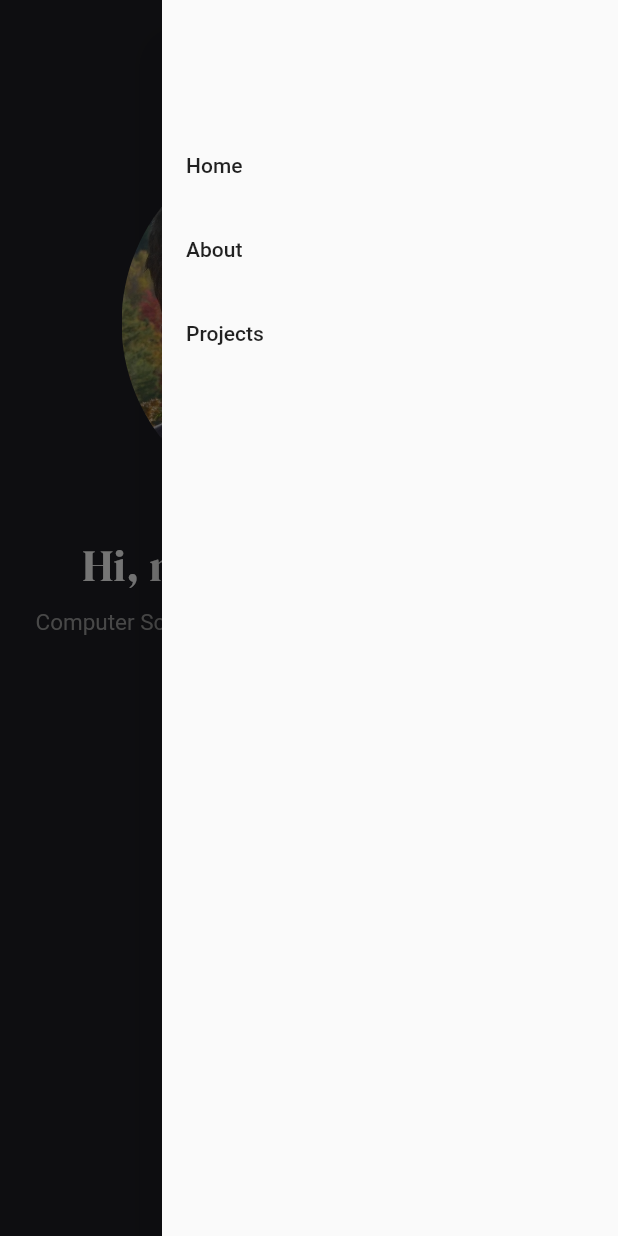
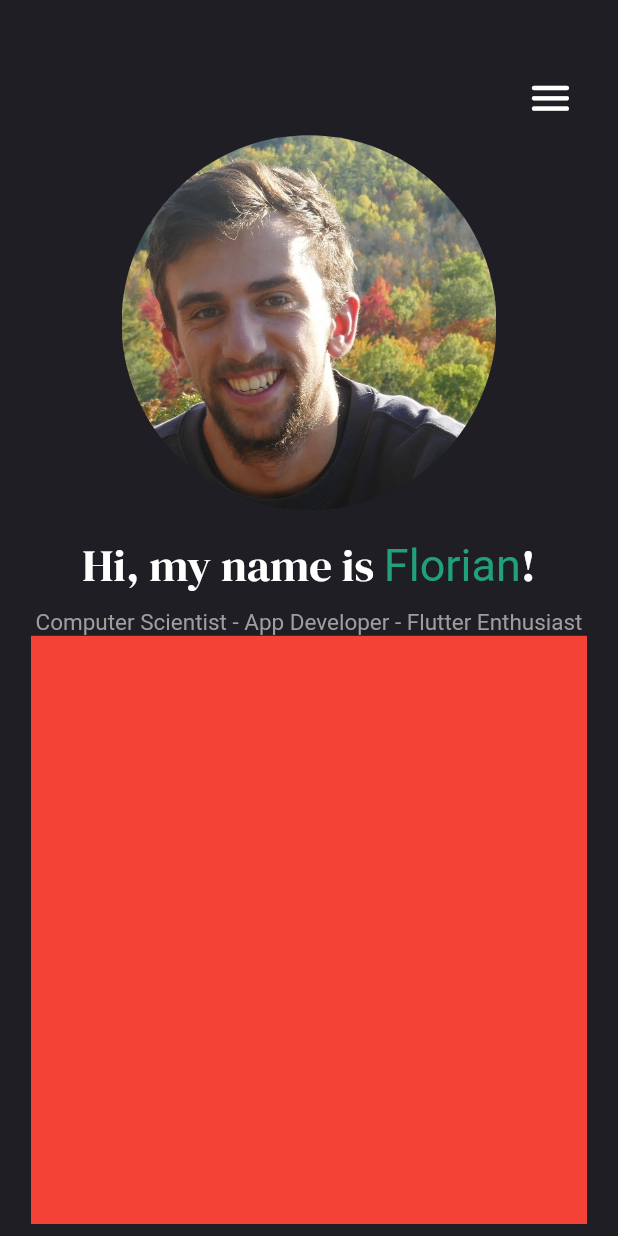
Before and after one commit to FlorianPruemer/web_portfolio_codebase, a Flutter app: the screen it shows after launch, after a tap on the "menu" icon, after a tap on "Home", on a phone screen of 412 x 824 dp. Run offline on Flutter 3.47's test engine with Material 2 defaults, Android fonts, the light colour scheme and no system bars; drawn by our look-alikes of scrollable_positioned_list; our stand-ins replace font_awesome_flutter.

Commit message:
Edited navigation behaviour for mobile view

```diff
--- a/lib/about_view.dart
+++ b/lib/about_view.dart
@@ -10,6 +10,9 @@ class AboutView extends StatefulWidget {
 class _AboutViewState extends State<AboutView> {
   @override
   Widget build(BuildContext context) {
-    return Container();
+    return Container(
+      height: 1000,
+      color: Colors.red,
+    );
   }
 }
--- a/lib/homepage.dart
+++ b/lib/homepage.dart
@@ -6,6 +6,7 @@ import 'package:portfolio_website/custom_tab.dart';
 import 'package:portfolio_website/custom_tab_bar.dart';
 import 'package:portfolio_website/home_view.dart';
 import 'package:portfolio_website/projects_view.dart';
+import 'package:scrollable_positioned_list/scrollable_positioned_list.dart';
 
 class HomePage extends StatefulWidget {
   @override
@@ -14,6 +15,7 @@ class HomePage extends StatefulWidget {
 
 class _HomePageState extends State<HomePage>
     with SingleTickerProviderStateMixin {
+  ItemScrollController itemScrollController;
   TabController tabController;
   var scaffoldKey = GlobalKey<ScaffoldState>();
 
@@ -41,6 +43,7 @@ class _HomePageState extends State<HomePage>
   void initState() {
     super.initState();
     tabController = TabController(length: contentViews.length, vsync: this);
+    itemScrollController = ItemScrollController();
   }
 
   Widget desktopView() {
@@ -80,7 +83,8 @@ class _HomePageState extends State<HomePage>
                 color: Colors.white,
                 onPressed: () => scaffoldKey.currentState.openEndDrawer()),
             Expanded(
-                child: ListView.builder(
+                child: ScrollablePositionedList.builder(
+                    itemScrollController: itemScrollController,
                     itemCount: contentViews.length,
                     itemBuilder: (context, index) =>
                         contentViews[index].content))
@@ -98,7 +102,12 @@ class _HomePageState extends State<HomePage>
                 .map((e) => Container(
                       child: ListTile(
                         title: Text(e.tab.title),
-                        onTap: () {},
+                        onTap: () {
+                          itemScrollController.scrollTo(
+                              index: contentViews.indexOf(e),
+                              duration: Duration(milliseconds: 300));
+                          Navigator.pop(context);
+                        },
                       ),
                     ))
                 .toList(),
--- a/lib/main.dart
+++ b/lib/main.dart
@@ -1,4 +1,5 @@
 import 'package:flutter/material.dart';
+import 'package:flutter/services.dart';
 import 'package:portfolio_website/homepage.dart';
 
 void main() {
@@ -9,6 +10,7 @@ class MyApp extends StatelessWidget {
   // This widget is the root of your application.
   @override
   Widget build(BuildContext context) {
+    SystemChrome.setEnabledSystemUIOverlays([]);
     return MaterialApp(
       title: 'Flutter Demo',
       debugShowCheckedModeBanner: false,
--- a/lib/projects_view.dart
+++ b/lib/projects_view.dart
@@ -10,6 +10,9 @@ class ProjectsView extends StatefulWidget {
 class _ProjectsViewState extends State<ProjectsView> {
   @override
   Widget build(BuildContext context) {
-    return Container();
+    return Container(
+      height: 1000,
+      color: Colors.blue,
+    );
   }
 }
--- a/pubspec.yaml
+++ b/pubspec.yaml
@@ -30,6 +30,7 @@ dependencies:
   cupertino_icons: ^1.0.2
   font_awesome_flutter: ^9.0.0
   url_launcher: ^6.0.3
+  scrollable_positioned_list: ^0.1.10
 
 dev_dependencies:
   flutter_test:
```
Also changed, not shown: pubspec.lock.
